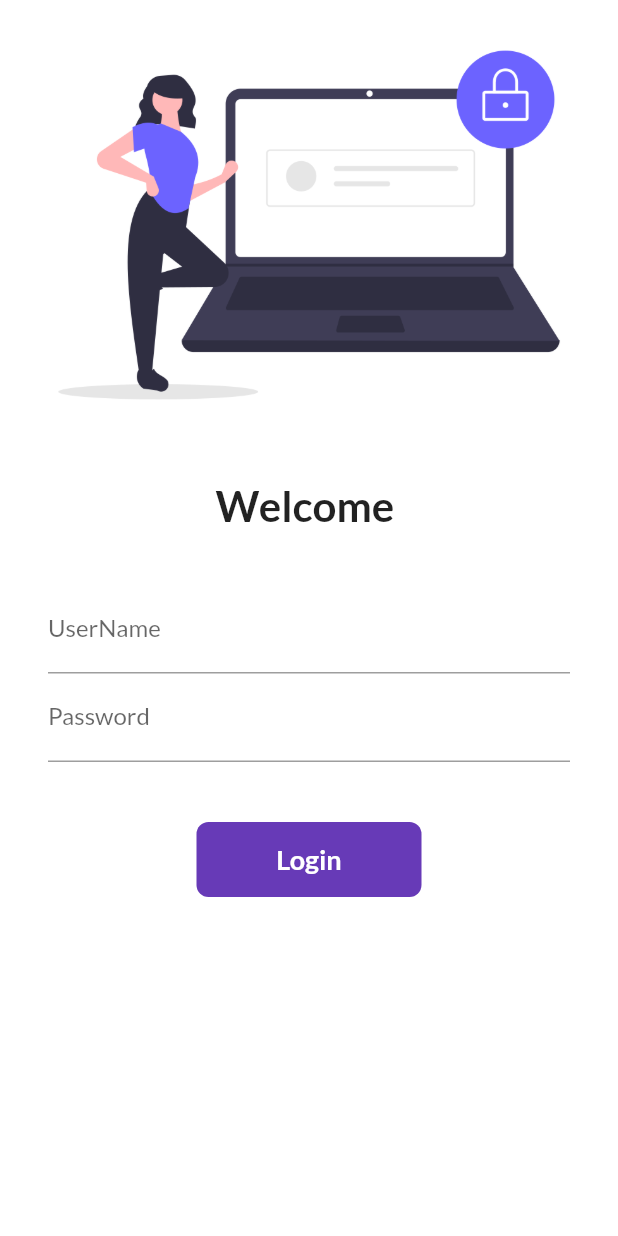
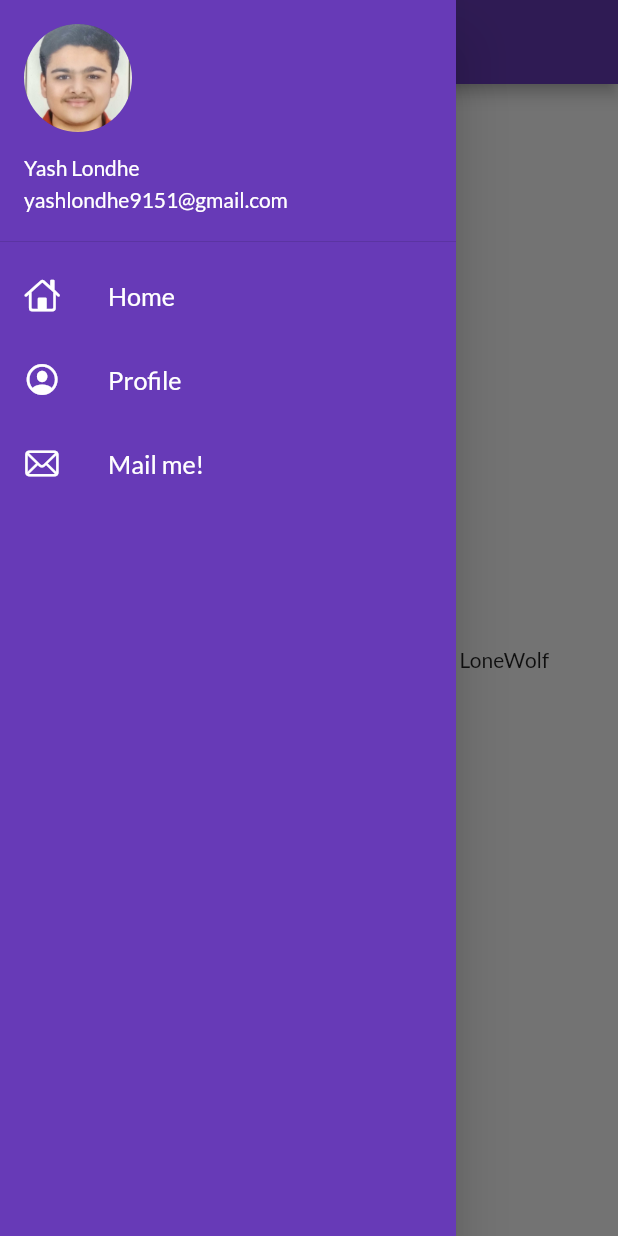
Before and after one commit to yashlondhe90960/30DaysOfFlutter, a Flutter app: the screen it shows after launch, with the side drawer open (before the commit the screen has no drawer), on a phone screen of 412 x 824 dp. Run offline on Flutter 3.47's test engine with Material 2 defaults, Android fonts, the phone set to English and light mode, and no system bars; our stand-ins replace google_fonts.

Commit message:
day 9 completed

```diff
--- a/lib/main.dart
+++ b/lib/main.dart
@@ -4,6 +4,7 @@ import 'package:codepur_flutter_catalog/utils/routes.dart';
 import 'package:flutter/material.dart';
 import 'package:google_fonts/google_fonts.dart';
 import 'pages/home_page.dart';
+import 'package:cupertino_icons/cupertino_icons.dart';
 
 void main() {
   runApp(const MyApp());
@@ -24,7 +25,8 @@ class MyApp extends StatelessWidget {
       darkTheme: ThemeData(
         brightness: Brightness.dark,
       ),
-      initialRoute: "/login",
+      debugShowCheckedModeBanner: false,
+      initialRoute: MyRoutes.homeRoute,
       routes: {
         "/": (context) => const HomePage(),
         MyRoutes.homeRoute: (context) => HomePage(),
--- a/lib/pages/home_page.dart
+++ b/lib/pages/home_page.dart
@@ -1,4 +1,6 @@
 import 'package:flutter/material.dart';
+
+import '../widgets/drawer.dart';
 
 class HomePage extends StatelessWidget {
   final int days = 30;
@@ -15,7 +17,7 @@ class HomePage extends StatelessWidget {
       body: Center(
         child: Text("Welcome to $days Days Of Flutter learning by $name "),
       ),
-      drawer: const Drawer(),
+      drawer:  MyDrawer(),
     );
   }
 }
--- /dev/null
+++ b/lib/widgets/drawer.dart
@@ -0,0 +1,61 @@
+import 'package:flutter/cupertino.dart';
+import 'package:flutter/material.dart';
+import 'package:cupertino_icons/cupertino_icons.dart';
+
+class MyDrawer extends StatelessWidget {
+  @override
+  Widget build(BuildContext context) {
+    return Drawer(
+      child: Container(
+        color: Colors.deepPurple,
+        child: ListView(
+          padding: EdgeInsets.zero,
+          // ignore: prefer_const_literals_to_create_immutables
+          children: [
+            const DrawerHeader(
+              padding: EdgeInsets.zero,
+              child: UserAccountsDrawerHeader(
+                margin: EdgeInsets.zero,
+                accountName: Text("Yash Londhe"),
+                accountEmail: Text("yashlondhe9151@gmail.com"),
+                currentAccountPicture: CircleAvatar(
+                  backgroundImage: AssetImage("assets/images/yash_l.jpg"),
+                ),
+              ),
+            ),
+            ListTile(
+                leading: Icon(
+                  CupertinoIcons.home,
+                  color: Colors.white,
+                ),
+                title: Text(
+                  "Home",
+                  textScaleFactor: 1.2,
+                  style: TextStyle(color: Colors.white),
+                )),
+            ListTile(
+                leading: Icon(
+                  CupertinoIcons.profile_circled,
+                  color: Colors.white,
+                ),
+                title: Text(
+                  "Profile",
+                  textScaleFactor: 1.2,
+                  style: TextStyle(color: Colors.white),
+                )),
+            ListTile(
+                leading: Icon(
+                  CupertinoIcons.mail,
+                  color: Colors.white,
+                ),
+                title: Text(
+                  "Mail me!",
+                  textScaleFactor: 1.2,
+                  style: TextStyle(color: Colors.white),
+                )),
+          ],
+        ),
+      ),
+    );
+  }
+}
--- a/pubspec.yaml
+++ b/pubspec.yaml
@@ -61,7 +61,8 @@ flutter:
   # To add assets to your application, add an assets section, like this:
   assets:
     - assets/images/login_image.png
-  #   - images/a_dot_ham.jpeg
+    - assets/images/hey.png
+    - assets/images/yash_l.jpg
 
   # An image asset can refer to one or more resolution-specific "variants", see
   # https://flutter.dev/assets-and-images/#resolution-aware
```
Also changed, not shown: lib/pages/login_page.dart (+65 -44 lines), assets/images/hey.png (added), assets/images/yash_l.jpg (added).
